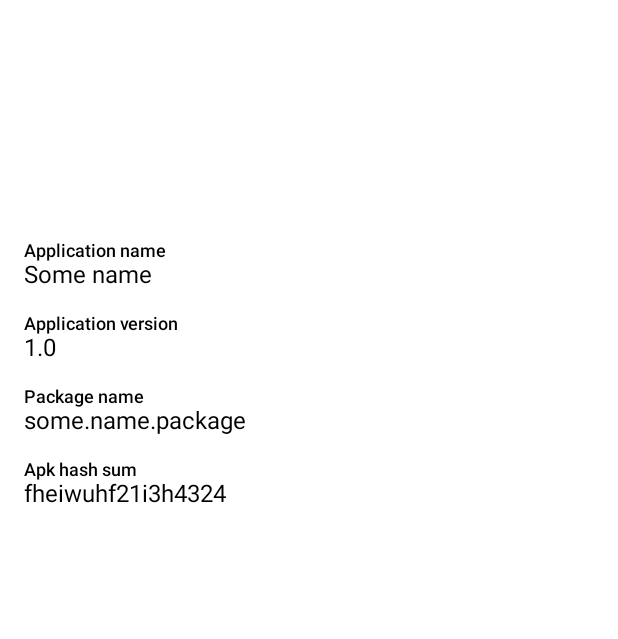
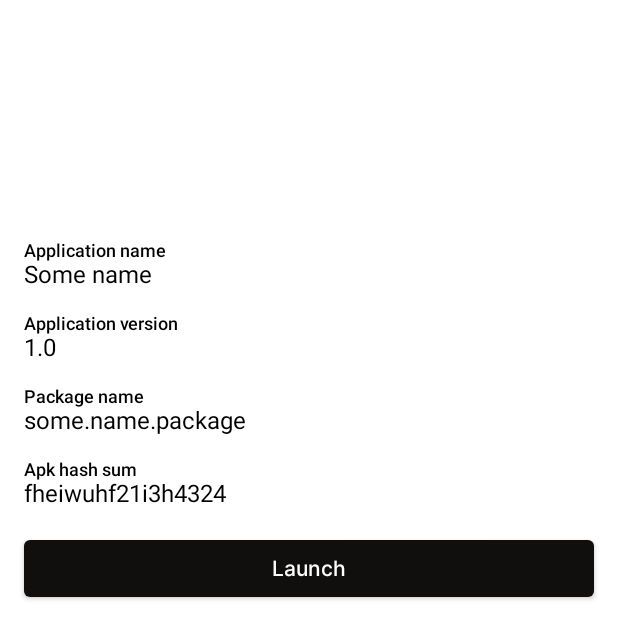
Before and after one commit to Nike2406/YourApps, an Android app built with Jetpack Compose: the @Preview function AppsMainViewPreview, on a phone screen of 412 x 824 dp. Shown: the top 639 px of the screen. Run offline under Robolectric (Android 15) with nearby library versions, the light colour scheme and no system bars; our stand-ins replace Timber.

Commit message:
03_App_details. Set intent.

```diff
--- a/app/src/main/java/com/locus2/yourapps/ui/screen/appDetails/AppDetailsScreen.kt
+++ b/app/src/main/java/com/locus2/yourapps/ui/screen/appDetails/AppDetailsScreen.kt
@@ -1,15 +1,19 @@
 package com.locus2.yourapps.ui.screen.appDetails
 
+import android.content.ActivityNotFoundException
+import android.content.Intent
 import android.widget.Toast
 import androidx.compose.foundation.Image
 import androidx.compose.foundation.background
 import androidx.compose.foundation.layout.Column
 import androidx.compose.foundation.layout.Spacer
 import androidx.compose.foundation.layout.fillMaxSize
+import androidx.compose.foundation.layout.fillMaxWidth
 import androidx.compose.foundation.layout.height
 import androidx.compose.foundation.layout.padding
 import androidx.compose.foundation.layout.size
 import androidx.compose.foundation.layout.width
+import androidx.compose.material.Button
 import androidx.compose.material.MaterialTheme
 import androidx.compose.material.Text
 import androidx.compose.runtime.Composable
@@ -21,6 +25,7 @@ import androidx.compose.ui.Modifier
 import androidx.compose.ui.graphics.ImageBitmap
 import androidx.compose.ui.platform.LocalContext
 import androidx.compose.ui.unit.dp
+import androidx.core.content.ContextCompat.startActivity
 import androidx.hilt.navigation.compose.hiltViewModel
 import androidx.lifecycle.compose.collectAsStateWithLifecycle
 import com.locus2.yourapps.core.model.ScreenState
@@ -29,12 +34,17 @@ import com.locus2.yourapps.core.utils.ui.preview.PreviewAllUiModes
 import com.locus2.yourapps.core.utils.ui.preview.PreviewSurface
 import com.locus2.yourapps.ui.screen.appDetails.model.AppDetailsModel
 import com.locus2.yourapps.ui.screen.appsMainScreen.model.AppModel
+import timber.log.Timber
 
 @Composable
 fun AppDetailsScreen() {
     val viewModel = hiltViewModel<AppDetailsViewModel>()
     val uiState by viewModel.uiState.collectAsStateWithLifecycle()
     val context = LocalContext.current
+
+    val intent = Intent(Intent.ACTION_MAIN).also {
+        it.`package` = uiState.appDetails?.app?.packageName
+    }
 
     LaunchedEffect(key1 = uiState.screenState) {
         if (uiState.errorMessage != null) {
@@ -50,6 +60,13 @@ fun AppDetailsScreen() {
         uiState.screenState == ScreenState.Success && details != null -> {
             AppDetailsView(
                 appDetailsModel = details,
+                onClick = {
+                    try {
+                        startActivity(context, intent, null)
+                    } catch (e: ActivityNotFoundException){
+                        Timber.e("AppDetailsScreen: " + e.message)
+                    }
+                }
             )
         }
 
@@ -62,6 +79,7 @@ fun AppDetailsScreen() {
 @Composable
 fun AppDetailsView(
     appDetailsModel: AppDetailsModel,
+    onClick: () -> Unit,
 ) {
     Column(
         modifier = Modifier
@@ -90,6 +108,17 @@ fun AppDetailsView(
         appDetailsModel.apkHashSum.let { apkHashSum ->
             CommonBlock(title = "Apk hash sum", description = apkHashSum)
         }
+
+        Button(
+            modifier = Modifier.fillMaxWidth()
+                .padding(top = 16.dp),
+            onClick = onClick,
+        ) {
+            Text(
+                text = "Launch",
+                color = MaterialTheme.colors.background,
+            )
+        }
     }
 }
 
@@ -117,6 +146,7 @@ private fun AppsMainViewPreview() {
                 version = "1.0",
                 apkHashSum = "fheiwuhf21i3h4324"
             ),
+            onClick = {},
         )
     }
 }
```
